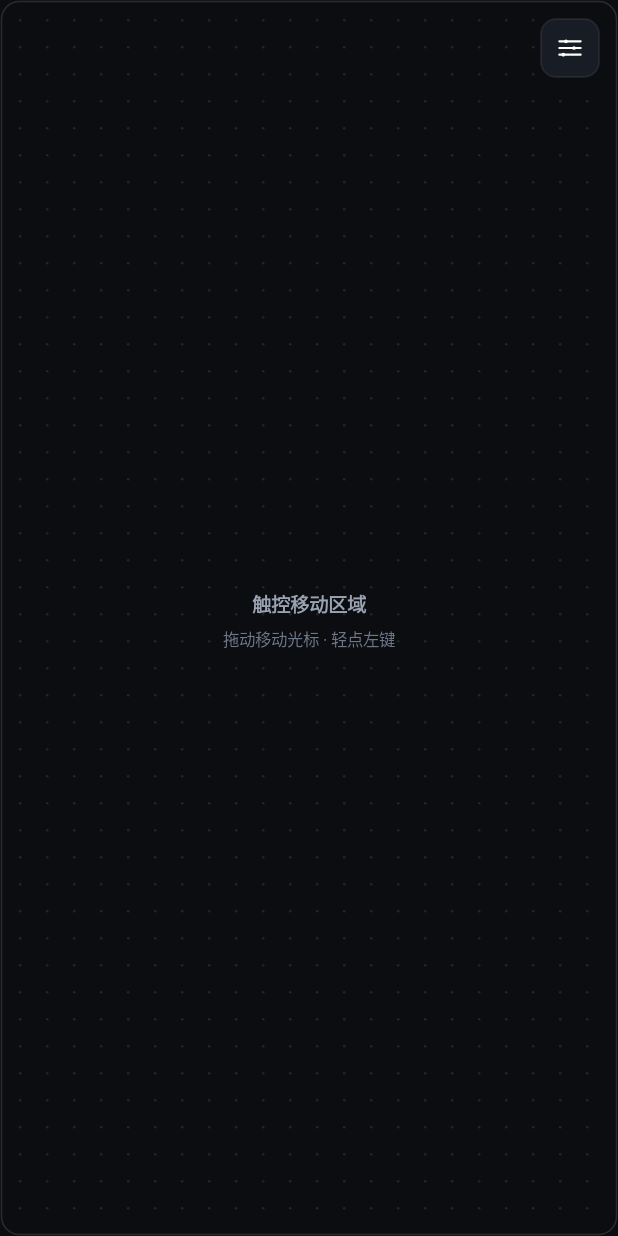
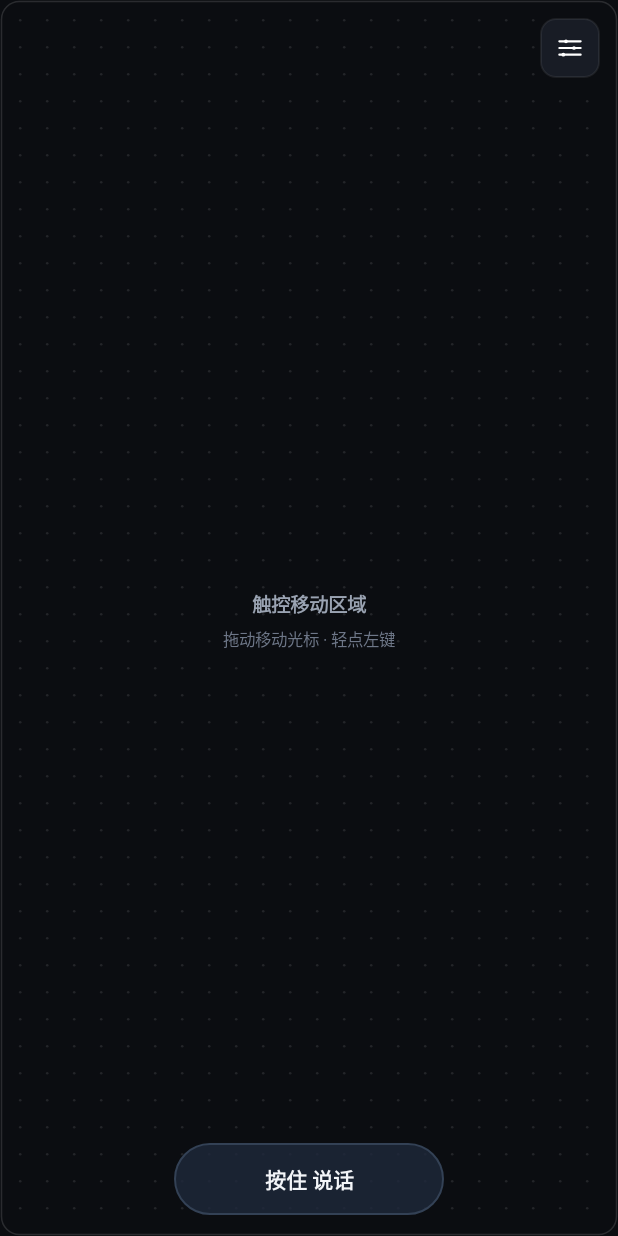
Before and after one commit to xiaowangWFP/PCBOX, an Android app: the layout page_touchpad.xml on its own in the app's theme, with its tools: preview values and no code run, on a phone screen of 412 x 824 dp. Run offline under Robolectric (Android 15) with nearby library versions, the phone set to English and light mode, and no system bars.

Commit message:
feat(android): 触控板页加入按住说话转文字并推送到 PC
- 底部胶囊按钮按住开始语音识别，上滑超过 70dp 进入取消态，松手等待转写
- 识别结果以气泡展示，点文本或「发送」通过 remote_text 推到 PC 焦点窗口；另有 60 秒上限与过短/无匹配提示
- 新增 RECORD_AUDIO 运行时权限申请与结果转发；补 <queries> 声明，修复 Android 11+ 包可见性导致语音服务被误判为不可用
- 识别中、上滑取消、识别失败各有独立文案与按钮反馈

```diff
--- /dev/null
+++ b/android-client/app/src/main/res/drawable/bg_voice_button.xml
@@ -0,0 +1,9 @@
+<?xml version="1.0" encoding="utf-8"?>
+<shape xmlns:android="http://schemas.android.com/apk/res/android"
+    android:shape="rectangle">
+    <solid android:color="#CC1E293B" />
+    <corners android:radius="24dp" />
+    <stroke
+        android:width="1dp"
+        android:color="#334155" />
+</shape>
--- /dev/null
+++ b/android-client/app/src/main/res/drawable/bg_voice_panel.xml
@@ -0,0 +1,9 @@
+<?xml version="1.0" encoding="utf-8"?>
+<shape xmlns:android="http://schemas.android.com/apk/res/android"
+    android:shape="rectangle">
+    <solid android:color="#F20F172A" />
+    <corners android:radius="14dp" />
+    <stroke
+        android:width="1dp"
+        android:color="#334155" />
+</shape>
--- a/android-client/app/src/main/res/layout/page_touchpad.xml
+++ b/android-client/app/src/main/res/layout/page_touchpad.xml
@@ -245,4 +245,86 @@
                 android:textSize="12.5sp" />
         </LinearLayout>
     </androidx.core.widget.NestedScrollView>
+
+    <!-- 录音提示（上滑取消） -->
+    <TextView
+        android:id="@+id/tpVoiceHint"
+        android:layout_width="wrap_content"
+        android:layout_height="wrap_content"
+        android:layout_gravity="bottom|center_horizontal"
+        android:layout_marginBottom="78dp"
+        android:background="@drawable/bg_voice_panel"
+        android:paddingStart="14dp"
+        android:paddingTop="8dp"
+        android:paddingEnd="14dp"
+        android:paddingBottom="8dp"
+        android:text="@string/touchpad_voice_cancel_hint"
+        android:textColor="@color/text_secondary"
+        android:textSize="12.5sp"
+        android:visibility="gone" />
+
+    <!-- 转写结果：点文本或「发送」都会推到 PC -->
+    <LinearLayout
+        android:id="@+id/tpVoiceResult"
+        android:layout_width="match_parent"
+        android:layout_height="wrap_content"
+        android:layout_gravity="bottom|center_horizontal"
+        android:layout_marginStart="20dp"
+        android:layout_marginEnd="20dp"
+        android:layout_marginBottom="78dp"
+        android:background="@drawable/bg_voice_panel"
+        android:gravity="center_vertical"
+        android:orientation="horizontal"
+        android:padding="10dp"
+        android:visibility="gone">
+
+        <TextView
+            android:id="@+id/tpVoiceText"
+            android:layout_width="0dp"
+            android:layout_height="wrap_content"
+            android:layout_weight="1"
+            android:maxLines="3"
+            android:textColor="@color/text_primary"
+            android:textSize="13.5sp" />
+
+        <TextView
+            android:id="@+id/tpVoiceSend"
+            style="@style/ConsolePrimaryButton"
+            android:layout_width="wrap_content"
+            android:layout_height="34dp"
+            android:layout_marginStart="8dp"
+            android:minHeight="34dp"
+            android:paddingStart="14dp"
+            android:paddingEnd="14dp"
+            android:text="@string/touchpad_voice_send"
+            android:textSize="12.5sp" />
+
+        <TextView
+            android:id="@+id/tpVoiceClose"
+            style="@style/ConsoleMiniButton"
+            android:layout_width="wrap_content"
+            android:layout_height="34dp"
+            android:layout_marginStart="6dp"
+            android:minHeight="34dp"
+            android:paddingStart="10dp"
+            android:paddingEnd="10dp"
+            android:text="@string/touchpad_voice_close"
+            android:textSize="12.5sp" />
+    </LinearLayout>
+
+    <!-- 按住说话 -->
+    <TextView
+        android:id="@+id/tpVoiceButton"
+        android:layout_width="180dp"
+        android:layout_height="48dp"
+        android:layout_gravity="bottom|center_horizontal"
+        android:layout_marginBottom="14dp"
+        android:background="@drawable/bg_voice_button"
+        android:clickable="true"
+        android:focusable="true"
+        android:gravity="center"
+        android:text="@string/touchpad_voice_hold"
+        android:textColor="@color/text_primary"
+        android:textSize="14sp"
+        android:textStyle="bold" />
 </FrameLayout>
--- a/android-client/app/src/main/res/values/strings_ui_ext.xml
+++ b/android-client/app/src/main/res/values/strings_ui_ext.xml
@@ -28,6 +28,20 @@
     <string name="touchpad_adjust_hint">拖动任意按键调整位置，点按选中后可在设置里改大小</string>
     <string name="touchpad_current_key">当前按键</string>
     <string name="touchpad_key_none">未选择（点按某个按键）</string>
+
+    <string name="touchpad_voice_hold">按住 说话</string>
+    <string name="touchpad_voice_release">松开 结束</string>
+    <string name="touchpad_voice_cancel_hint">手指上滑，取消发送</string>
+    <string name="touchpad_voice_release_cancel">松开手指，取消发送</string>
+    <string name="touchpad_voice_recognizing">识别中…</string>
+    <string name="touchpad_voice_send">发送</string>
+    <string name="touchpad_voice_close">关闭</string>
+    <string name="touchpad_voice_empty">没听清，请再说一次</string>
+    <string name="touchpad_voice_unavailable">当前设备没有可用的语音识别服务</string>
+    <string name="touchpad_voice_sent">已发送到 PC</string>
+    <string name="touchpad_voice_too_short">说话时间太短</string>
+    <string name="touchpad_voice_permission">需要麦克风权限才能语音输入</string>
+    <string name="touchpad_voice_permission_ok">麦克风已授权，按住即可说话</string>
 
     <string name="ctrl_manage_keys">管理按键</string>
     <string name="ctrl_finish_manage">完成编辑</string>
```
Also changed, not shown: android-client/app/src/main/AndroidManifest.xml (+8 -0 lines), android-client/app/src/main/java/com/phoneconsole/client/MainActivity.java (+21 -1 lines), android-client/app/src/main/java/com/phoneconsole/client/ui/TouchpadPageController.java (+28 -1 lines), android-client/app/src/main/java/com/phoneconsole/client/ui/VoiceInputController.java (added, +412 -0 lines), android-client/app/src/main/res/drawable/bg_voice_button_active.xml (added, +9 -0 lines), android-client/app/src/main/res/drawable/bg_voice_button_cancel.xml (added, +9 -0 lines).
